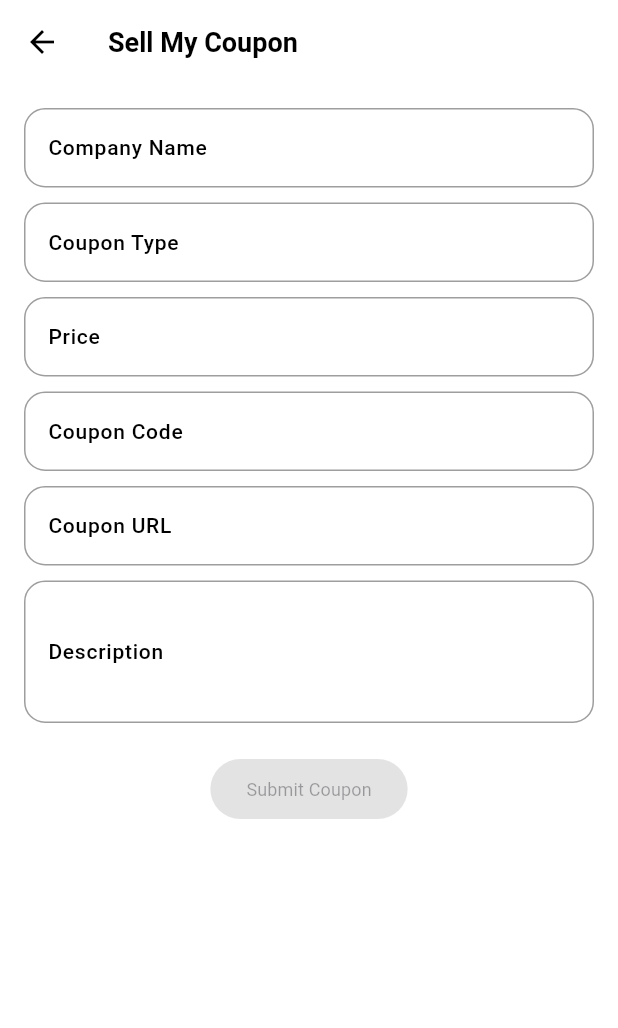
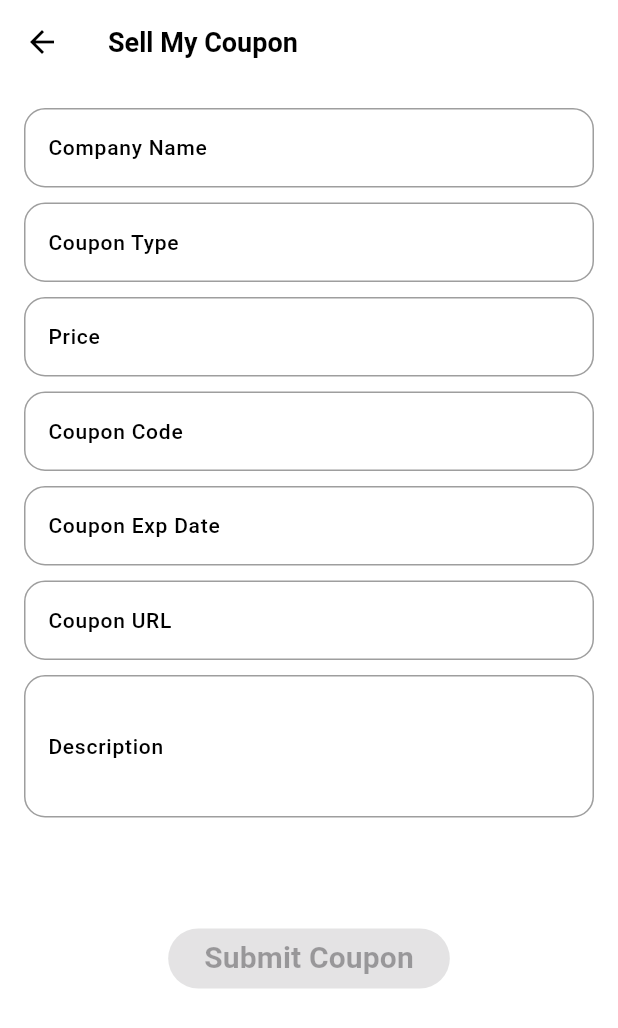
Before and after one commit to dhawal98/Coupon_buy_Sell_new, a Flutter app: the TSellMyCoupon screen opened directly, on a phone screen of 412 x 824 dp. Shown: the top 1028 px of the screen. Run offline on Flutter 3.47's test engine with Material 3 defaults, Android fonts, the phone set to English and light mode, and no system bars; our stand-ins replace carousel_slider, cloud_firestore, firebase_auth, firebase_core, get, get_storage and 3 more; accounts and stored records are empty; Roboto replaces fonts that are missing (Poppins).

Commit message:
4dec k changes by dhawal

```diff
--- a/lib/bindings/sellMyCoupon.dart
+++ b/lib/bindings/sellMyCoupon.dart
@@ -1,5 +1,6 @@
 import 'package:cloud_firestore/cloud_firestore.dart';
 import 'package:flutter/material.dart';
+import 'package:flutter/services.dart';
 
 class TSellMyCoupon extends StatefulWidget {
   const TSellMyCoupon({super.key});
@@ -15,6 +16,7 @@ class _TSellMyCouponState extends State<TSellMyCoupon> {
   final TextEditingController imageUrlController = TextEditingController();
   final TextEditingController descriptionController = TextEditingController();
   final TextEditingController codeController = TextEditingController();
+  final TextEditingController dateController = TextEditingController();
 
   bool isLoading = false;
 
@@ -40,7 +42,7 @@ class _TSellMyCouponState extends State<TSellMyCoupon> {
       'price': priceController.text,
       'link': imageUrlController.text, // Image URL field
       'Code': codeController.text,
-
+      'date': dateController.text,
       'description': descriptionController.text,
       'email': 'user@example.com', // Add user email if applicable
       'timestamp': FieldValue.serverTimestamp(),
@@ -147,6 +149,37 @@ class _TSellMyCouponState extends State<TSellMyCoupon> {
             ),
             const SizedBox(height: 10),
 
+            SizedBox(
+              width: double.infinity,
+              child: TextField(
+                controller: dateController,
+                decoration: const InputDecoration(
+                  labelText: 'Coupon Exp Date',
+                  hintText: 'DD-MM-YYYY',
+                ),
+                keyboardType: TextInputType.text, // Only numeric keyboard
+                inputFormatters: [
+                  FilteringTextInputFormatter.allow(
+                      RegExp(r'\d|-')), // Allow digits and "-"
+                  LengthLimitingTextInputFormatter(
+                      10), // Limit to 10 characters
+                ],
+                onChanged: (value) {
+                  // Validate date format dynamically
+                  if (!_isValidDate(value)) {
+                    setState(() {
+                      // Invalid date formatting
+                      dateController.text = value;
+                      dateController.selection = TextSelection.fromPosition(
+                        TextPosition(offset: value.length),
+                      );
+                    });
+                  }
+                },
+              ),
+            ),
+            const SizedBox(height: 10),
+
             // Image URL TextField
             SizedBox(
               width: double.infinity, // Ensure the text field takes full width
@@ -172,7 +205,8 @@ class _TSellMyCouponState extends State<TSellMyCoupon> {
                 },
               ),
             ),
-            const SizedBox(height: 20),
+            const SizedBox(height: 70),
+            //const Spacer(),
 
             // Submit Button
             ElevatedButton(
@@ -181,7 +215,11 @@ class _TSellMyCouponState extends State<TSellMyCoupon> {
                   : null, // Disable if form is invalid or loading
               child: isLoading
                   ? const CircularProgressIndicator(color: Colors.white)
-                  : const Text('Submit Coupon'),
+                  : const Text(
+                      'Submit Coupon',
+                      style:
+                          TextStyle(fontSize: 20, fontWeight: FontWeight.w600),
+                    ),
             ),
           ],
         ),
@@ -190,6 +228,13 @@ class _TSellMyCouponState extends State<TSellMyCoupon> {
   }
 }
 
+bool _isValidDate(String input) {
+  // Regex to validate DD-MM-YYYY format
+  final RegExp dateRegex = RegExp(
+    r'^([0-2][0-9]|3[0-1])-(0[1-9]|1[0-2])-\d{4}$',
+  );
+  return dateRegex.hasMatch(input);
+}
 
 
 // import 'package:cloud_firestore/cloud_firestore.dart';
--- a/pubspec.yaml
+++ b/pubspec.yaml
@@ -16,12 +16,13 @@ dependencies:
   http: ^1.1.0
   intl: ^0.18.1
   logger: ^2.0.1
-  url_launcher: ^6.1.12
+  # url_launcher: ^6.1.12
   flutter_native_splash: ^2.4.3
   smooth_page_indicator: ^1.0.0
   carousel_slider: ^5.0.0
   # dependencies:
   provider: ^6.0.5
+  url_launcher: ^6.3.1
 
 
   #icons
```
Also changed, not shown: lib/bindings/profile_section.dart (+113 -9 lines), lib/bindings/user_ki_profile.dart (+56 -0 lines).
